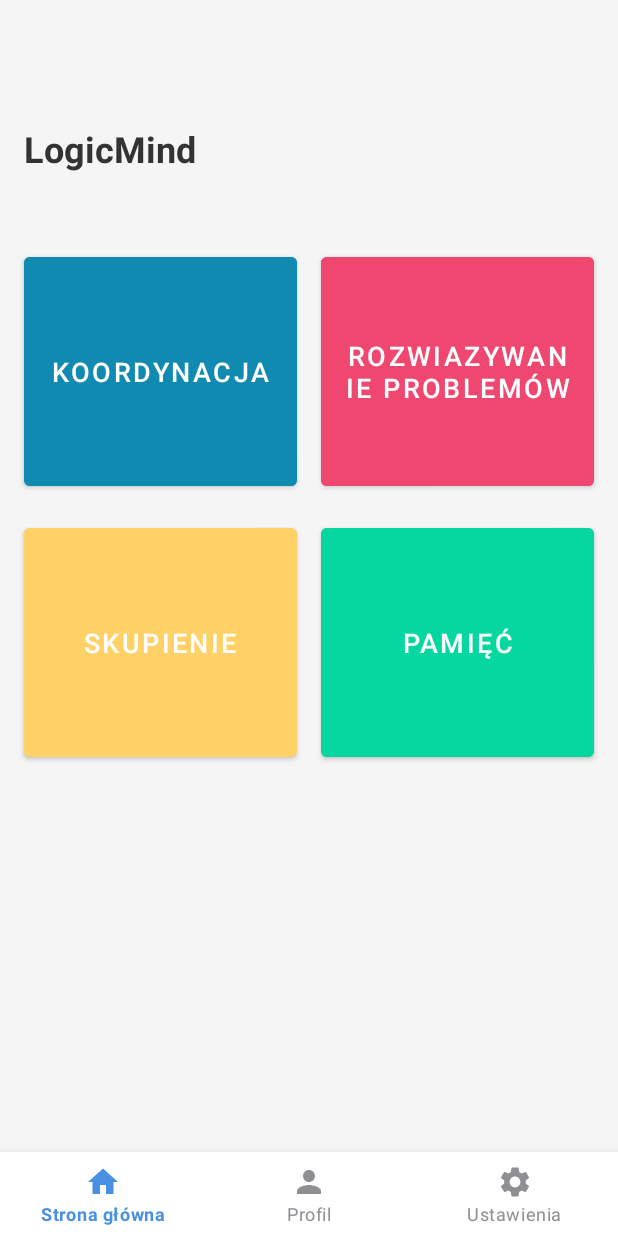
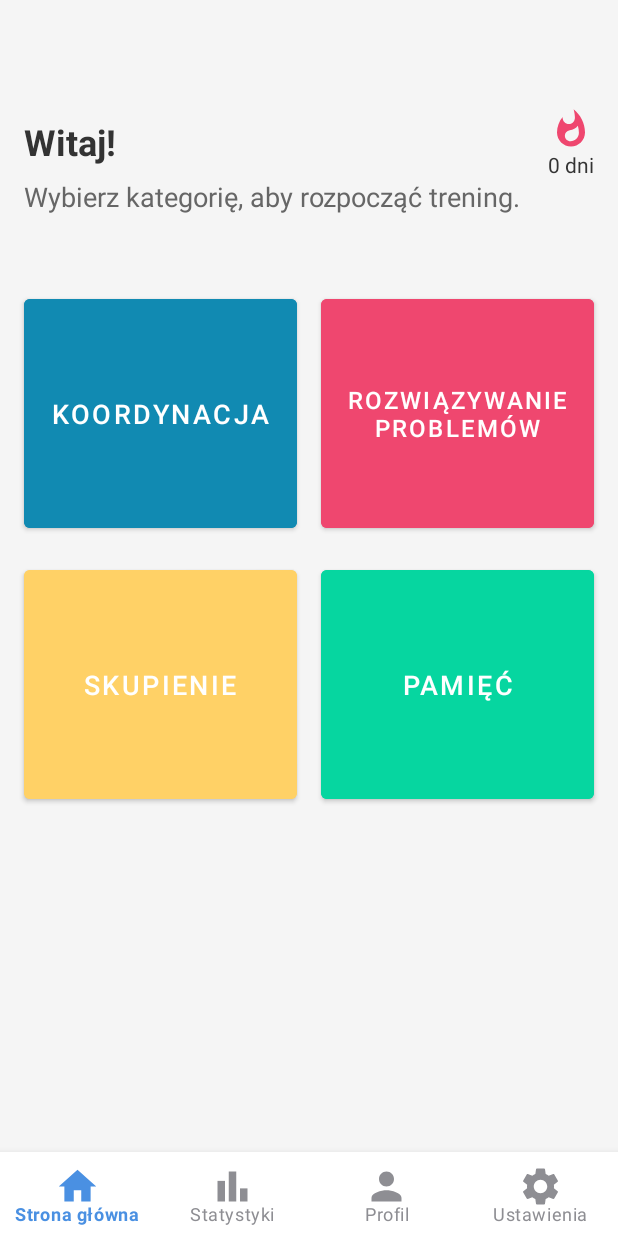
Before and after one commit to mjakmisia/LogicMind, an Android app: the screen it shows after launch (MainActivity), on a phone screen of 412 x 824 dp. Run offline under Robolectric (Android 15) with nearby library versions, the phone set to English and light mode, and no system bars.

Commit message:
Dwa nowe widoki, poprawka głównego widoku

```diff
--- a/app/src/main/java/com/example/prototyp_inynierka/MainActivity.kt
+++ b/app/src/main/java/com/example/prototyp_inynierka/MainActivity.kt
@@ -17,7 +17,7 @@ class MainActivity : AppCompatActivity() {
 
         // Kategorie gier
         val btnKoordynacja = findViewById<Button>(R.id.btnKoordynacja)
-        val btnRozwiazywanie = findViewById<Button>(R.id.btnRozwiazywanie)
+        val btnRozwiazywanie = findViewById<Button>(R.id.btnRozwiazywanieProblemow)
         val btnSkupienie = findViewById<Button>(R.id.btnSkupienie)
         val btnPamiec = findViewById<Button>(R.id.btnPamiec)
 
@@ -37,6 +37,8 @@ class MainActivity : AppCompatActivity() {
 
         btnSkupienie.setOnClickListener {
             it.playSoundEffect(android.view.SoundEffectConstants.CLICK)
+            val intent = Intent(this, GameSelectionAttentionActivity::class.java)
+            startActivity(intent)
         }
 
         btnPamiec.setOnClickListener {
@@ -48,6 +50,11 @@ class MainActivity : AppCompatActivity() {
             when (item.itemId) {
                 R.id.nav_home -> {
                     // Już jesteśmy na stronie głównej
+                    true
+                }
+                R.id.nav_statistics -> {
+                    // Tu możesz otworzyć ekran statystyk
+                    // startActivity(Intent(this, SettingsActivity::class.java))
                     true
                 }
                 R.id.nav_profile -> {
--- /dev/null
+++ b/app/src/main/res/drawable/bg_rounded_light_gray.xml
@@ -0,0 +1,4 @@
+<shape xmlns:android="http://schemas.android.com/apk/res/android" android:shape="rectangle">
+    <solid android:color="#444444" />
+    <corners android:radius="12dp" />
+</shape>
--- /dev/null
+++ b/app/src/main/res/drawable/ic_close.xml
@@ -0,0 +1,5 @@
+<vector xmlns:android="http://schemas.android.com/apk/res/android" android:height="24dp" android:tint="#FFFFFF" android:viewportHeight="24" android:viewportWidth="24" android:width="24dp">
+
+    <path android:fillColor="@android:color/white" android:pathData="M19,6.41L17.59,5 12,10.59 6.41,5 5,6.41 10.59,12 5,17.59 6.41,19 12,13.41 17.59,19 19,17.59 13.41,12z"/>
+
+</vector>
--- /dev/null
+++ b/app/src/main/res/drawable/ic_flame.xml
@@ -0,0 +1,5 @@
+<vector xmlns:android="http://schemas.android.com/apk/res/android" android:height="24dp" android:tint="#E65D08" android:viewportHeight="24" android:viewportWidth="24" android:width="24dp">
+
+    <path android:fillColor="@android:color/white" android:pathData="M13.5,0.67s0.74,2.65 0.74,4.8c0,2.06 -1.35,3.73 -3.41,3.73 -2.07,0 -3.63,-1.67 -3.63,-3.73l0.03,-0.36C5.21,7.51 4,10.62 4,14c0,4.42 3.58,8 8,8s8,-3.58 8,-8C20,8.61 17.41,3.8 13.5,0.67zM11.71,19c-1.78,0 -3.22,-1.4 -3.22,-3.14 0,-1.62 1.05,-2.76 2.81,-3.12 1.77,-0.36 3.6,-1.21 4.62,-2.58 0.39,1.29 0.59,2.65 0.59,4.04 0,2.65 -2.15,4.8 -4.8,4.8z"/>
+
+</vector>
--- /dev/null
+++ b/app/src/main/res/drawable/ic_help.xml
@@ -0,0 +1,5 @@
+<vector xmlns:android="http://schemas.android.com/apk/res/android" android:height="24dp" android:tint="#FFFFFF" android:viewportHeight="24" android:viewportWidth="24" android:width="24dp">
+
+    <path android:fillColor="@android:color/white" android:pathData="M11.07,12.85c0.77,-1.39 2.25,-2.21 3.11,-3.44c0.91,-1.29 0.4,-3.7 -2.18,-3.7c-1.69,0 -2.52,1.28 -2.87,2.34L6.54,6.96C7.25,4.83 9.18,3 11.99,3c2.35,0 3.96,1.07 4.78,2.41c0.7,1.15 1.11,3.3 0.03,4.9c-1.2,1.77 -2.35,2.31 -2.97,3.45c-0.25,0.46 -0.35,0.76 -0.35,2.24h-2.89C10.58,15.22 10.46,13.95 11.07,12.85zM14,20c0,1.1 -0.9,2 -2,2s-2,-0.9 -2,-2c0,-1.1 0.9,-2 2,-2S14,18.9 14,20z"/>
+
+</vector>
--- /dev/null
+++ b/app/src/main/res/drawable/ic_statistics.xml
@@ -0,0 +1,9 @@
+<vector xmlns:android="http://schemas.android.com/apk/res/android" android:height="24dp" android:tint="#535353" android:viewportHeight="24" android:viewportWidth="24" android:width="24dp">
+
+    <path android:fillColor="@android:color/white" android:pathData="M4,9h4v11h-4z"/>
+
+    <path android:fillColor="@android:color/white" android:pathData="M16,13h4v7h-4z"/>
+
+    <path android:fillColor="@android:color/white" android:pathData="M10,4h4v16h-4z"/>
+
+</vector>
--- a/app/src/main/res/layout/activity_main.xml
+++ b/app/src/main/res/layout/activity_main.xml
@@ -11,21 +11,67 @@
         android:layout_width="wrap_content"
         android:layout_height="wrap_content"
         android:orientation="horizontal"
-        app:layout_constraintGuide_percent="0.10" />
+        app:layout_constraintGuide_percent="0.08" />
 
-    <!-- Tytuł aplikacji -->
+    <!-- Ikonka płomyka + liczba dni w prawym górnym rogu -->
+    <LinearLayout
+        android:id="@+id/streakContainer"
+        android:layout_width="wrap_content"
+        android:layout_height="wrap_content"
+        android:orientation="vertical"
+        android:layout_marginTop="72dp"
+        android:layout_marginEnd="16dp"
+        app:layout_constraintTop_toTopOf="parent"
+        app:layout_constraintEnd_toEndOf="parent">
+
+        <ImageView
+            android:id="@+id/flameIcon"
+            android:layout_width="28dp"
+            android:layout_height="28dp"
+            android:layout_gravity="center_horizontal"
+            android:src="@drawable/ic_flame"
+            android:contentDescription="@string/flame_icon"
+            app:tint="#EF476F" />
+
+        <TextView
+            android:id="@+id/streakText"
+            android:layout_width="wrap_content"
+            android:layout_height="wrap_content"
+            android:text="0 dni"
+            android:textSize="14sp"
+            android:textColor="#333333"
+            android:layout_marginTop="0dp"
+            android:gravity="center_horizontal" />
+    </LinearLayout>
+
+    <!-- Napis "Witaj!" -->
     <TextView
-        android:id="@+id/appTitle"
+        android:id="@+id/helloText"
         android:layout_width="wrap_content"
         android:layout_height="wrap_content"
         android:layout_marginStart="16dp"
-        android:layout_marginEnd="16dp"
-        android:text="@string/LogicMind"
+        android:layout_marginTop="12dp"
+        android:text="@string/hello"
         android:textColor="#333333"
         android:textSize="24sp"
         android:textStyle="bold"
+        app:layout_constraintTop_toBottomOf="@id/topGuideline"
+        app:layout_constraintStart_toStartOf="parent" />
+
+    <!-- Napis: Wybierz kategorię... -->
+    <TextView
+        android:id="@+id/welcomeMessage"
+        android:layout_width="0dp"
+        android:layout_height="wrap_content"
+        android:layout_marginStart="16dp"
+        android:layout_marginEnd="16dp"
+        android:layout_marginTop="8dp"
+        android:text="@string/welcome_message"
+        android:textColor="#666666"
+        android:textSize="18sp"
+        app:layout_constraintTop_toBottomOf="@id/helloText"
         app:layout_constraintStart_toStartOf="parent"
-        app:layout_constraintTop_toBottomOf="@id/topGuideline" />
+        app:layout_constraintEnd_toEndOf="parent" />
 
     <!-- KOORDYNACJA -->
     <Button
@@ -35,30 +81,30 @@
         android:layout_marginStart="16dp"
         android:layout_marginEnd="8dp"
         android:layout_marginTop="50dp"
-        android:backgroundTint="@color/niebieski"
-        android:text="@string/koordynacja"
+        android:backgroundTint="@color/category_blue"
+        android:text="@string/category_coordination"
         android:textColor="#FFFFFF"
         android:textSize="18sp"
         app:layout_constraintStart_toStartOf="parent"
-        app:layout_constraintEnd_toStartOf="@id/btnRozwiazywanie"
-        app:layout_constraintTop_toBottomOf="@id/appTitle"
+        app:layout_constraintEnd_toStartOf="@id/btnRozwiazywanieProblemow"
+        app:layout_constraintTop_toBottomOf="@id/welcomeMessage"
         app:layout_constraintHeight_percent="0.20" />
 
-    <!-- ROZWIĄZYWANIE -->
+    <!-- ROZWIĄZYWANIE PROBLEMÓW-->
     <Button
-        android:id="@+id/btnRozwiazywanie"
+        android:id="@+id/btnRozwiazywanieProblemow"
         android:layout_width="0dp"
         android:layout_height="0dp"
         android:layout_marginStart="8dp"
         android:layout_marginEnd="16dp"
         android:layout_marginTop="50dp"
-        android:backgroundTint="@color/rozowy"
-        android:text="@string/rozwiazywanie"
+        android:backgroundTint="@color/category_pink"
+        android:text="@string/category_reasoning"
         android:textColor="#FFFFFF"
-        android:textSize="18sp"
+        android:textSize="16sp"
         app:layout_constraintStart_toEndOf="@id/btnKoordynacja"
         app:layout_constraintEnd_toEndOf="parent"
-        app:layout_constraintTop_toBottomOf="@id/appTitle"
+        app:layout_constraintTop_toBottomOf="@id/welcomeMessage"
         app:layout_constraintHeight_percent="0.20" />
 
     <!-- SKUPIENIE -->
@@ -69,8 +115,8 @@
         android:layout_marginStart="16dp"
         android:layout_marginEnd="8dp"
         android:layout_marginTop="16dp"
-        android:backgroundTint="@color/zolty"
-        android:text="@string/skupienie"
+        android:backgroundTint="@color/category_yellow"
+        android:text="@string/category_attention"
         android:textColor="#FFFFFF"
         android:textSize="18sp"
         app:layout_constraintStart_toStartOf="parent"
@@ -86,13 +132,13 @@
         android:layout_marginStart="8dp"
         android:layout_marginEnd="16dp"
         android:layout_marginTop="16dp"
-        android:backgroundTint="@color/zielony"
-        android:text="@string/pamiec"
+        android:backgroundTint="@color/category_green"
+        android:text="@string/category_memory"
         android:textColor="#FFFFFF"
         android:textSize="18sp"
         app:layout_constraintStart_toEndOf="@id/btnSkupienie"
         app:layout_constraintEnd_toEndOf="parent"
-        app:layout_constraintTop_toBottomOf="@id/btnRozwiazywanie"
+        app:layout_constraintTop_toBottomOf="@id/btnRozwiazywanieProblemow"
         app:layout_constraintHeight_percent="0.20" />
 
     <!-- DOLNY PASEK NAWIGACJI -->
@@ -106,6 +152,8 @@
         app:layout_constraintBottom_toBottomOf="parent"
         app:layout_constraintStart_toStartOf="parent"
         app:layout_constraintEnd_toEndOf="parent"
-        app:menu="@menu/bottom_nav_menu" />
+        app:menu="@menu/bottom_nav_menu"
+        app:itemIconSize="30dp"
+        app:labelVisibilityMode="labeled" />
 
 </androidx.constraintlayout.widget.ConstraintLayout>
--- a/app/src/main/res/menu/bottom_nav_menu.xml
+++ b/app/src/main/res/menu/bottom_nav_menu.xml
@@ -3,13 +3,17 @@
     <item
         android:id="@+id/nav_home"
         android:icon="@drawable/ic_home"
-        android:title="Strona główna" />
+        android:title="@string/home" />
+    <item
+        android:id="@+id/nav_statistics"
+        android:icon="@drawable/ic_statistics"
+        android:title="@string/statistics" />
     <item
         android:id="@+id/nav_profile"
         android:icon="@drawable/ic_profile"
-        android:title="Profil" />
+        android:title="@string/profile" />
     <item
         android:id="@+id/nav_settings"
         android:icon="@drawable/ic_settings"
-        android:title="Ustawienia" />
+        android:title="@string/settings" />
 </menu>
--- a/app/src/main/res/values/colors.xml
+++ b/app/src/main/res/values/colors.xml
@@ -1,9 +1,9 @@
 <?xml version="1.0" encoding="utf-8"?>
 <resources>
-    <color name="rozowy">#EF476F</color>
-    <color name="zolty">#FFD166</color>
-    <color name="zielony">#06D6A0</color>
-    <color name="niebieski">#118AB2</color>
+    <color name="category_pink">#EF476F</color>
+    <color name="category_yellow">#FFD166</color>
+    <color name="category_green">#06D6A0</color>
+    <color name="category_blue">#118AB2</color>
     <color name="purple_200">#FFBB86FC</color>
     <color name="purple_500">#FF6200EE</color>
     <color name="purple_700">#FF3700B3</color>
@@ -11,4 +11,6 @@
     <color name="teal_700">#FF018786</color>
     <color name="black">#FF000000</color>
     <color name="white">#FFFFFFFF</color>
+    <color name="grey">#383535</color>
+    <color name="dark_grey">#222222</color>
 </resources>
--- a/app/src/main/res/values/strings.xml
+++ b/app/src/main/res/values/strings.xml
@@ -1,11 +1,23 @@
 <resources>
-    <string name="app_name">prototyp_inżynierka</string>
-    <string name="LogicMind">LogicMind</string>
-    <string name="koordynacja">Koordynacja</string>
-    <string name="rozwiazywanie">Rozwiazywanie problemów</string>
-    <string name="skupienie">Skupienie</string>
-    <string name="pamiec">Pamięć</string>
-    <string name="title_home">Home</string>
-    <string name="title_dashboard">Dashboard</string>
-    <string name="title_notifications">Notifications</string>
+    <string name="app_name">LogicMind</string>
+    <string name="hello">Witaj!</string>
+    <string name="welcome_message">Wybierz kategorię, aby rozpocząć trening.</string>
+    <string name="category_coordination">Koordynacja</string>
+    <string name="category_reasoning">Rozwiązywanie\nproblemów</string>
+    <string name="category_attention">Skupienie</string>
+    <string name="category_memory">Pamięć</string>
+    <string name="title_home">Strona główna</string>
+    <string name="title_dashboard">Panel główny</string>
+    <string name="title_notifications">Powiadomienia</string>
+    <string name="home">Strona główna</string>
+    <string name="profile">Profil</string>
+    <string name="settings">Ustawienia</string>
+    <string name="flame_icon">0</string>
+    <string name="statistics">Statystyki</string>
+    <string name="question_choose_game">W którą grę chcesz zagrać?</string>
+    <string name="word_search">Szukanie słów</string>
+    <string name="fruit_sorting">Sortowanie owoców</string>
+    <string name="start_game">Rozpocznij</string>
+    <string name="help">Pomoc</string>
+    <string name="close">Zamknij</string>
 </resources>
```
Also changed, not shown: app/src/main/AndroidManifest.xml (+11 -3 lines), app/src/main/java/com/example/prototyp_inynierka/GameSelectionAttentionActivity.kt (added, +30 -0 lines), app/src/main/java/com/example/prototyp_inynierka/IntroWordSearchActivity.kt (added, +35 -0 lines), app/src/main/res/drawable/ic_dashboard_black_24dp.xml (deleted, +0 -9 lines), app/src/main/res/layout/activity_game_selection_attention.xml (added, +96 -0 lines), app/src/main/res/layout/activity_intro_word_search.xml (added, +184 -0 lines), app/src/main/res/drawable/image_fruit_sorting.png (added), app/src/main/res/drawable/image_word_search.png (added).
